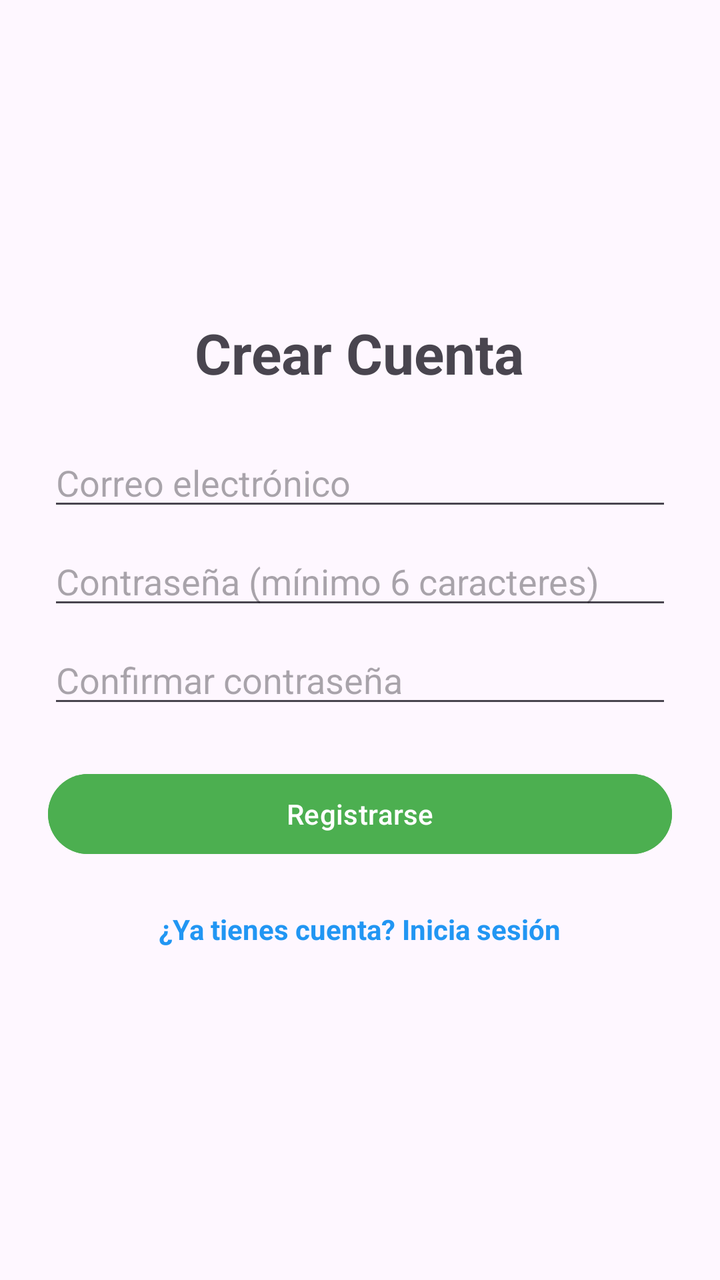
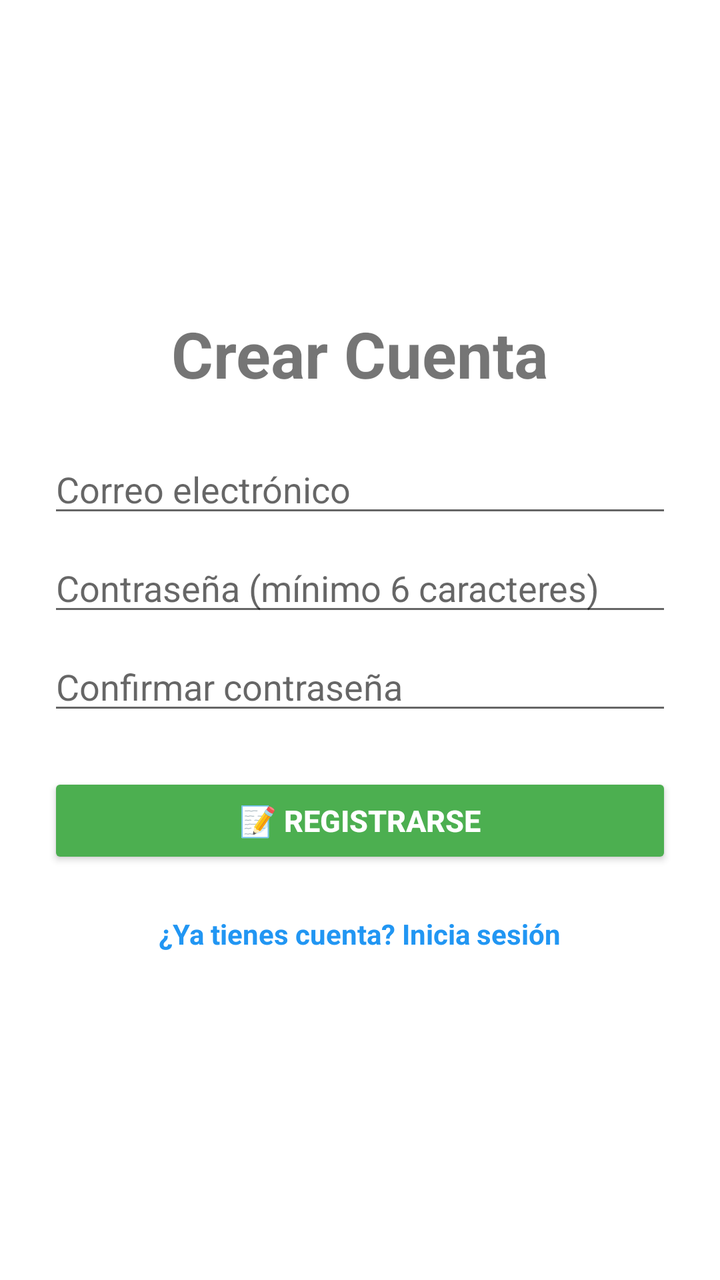

An Android layout rendered at two revisions. The XML below is the earlier revision; the diff shows what the commit changed to produce the second picture.
<!-- AndroidManifest.xml: application theme Theme.MyWallet -->
<!-- res/layout/activity_registro.xml -->
<?xml version="1.0" encoding="utf-8"?>
<LinearLayout xmlns:android="http://schemas.android.com/apk/res/android"
    xmlns:tools="http://schemas.android.com/tools"
    android:layout_width="match_parent"
    android:layout_height="match_parent"
    android:fitsSystemWindows="true"
    android:gravity="center_vertical"
    android:orientation="vertical"
    android:padding="24dp"
    tools:context=".ui.RegistroActivity">

    <TextView
        android:layout_width="wrap_content"
        android:layout_height="wrap_content"
        android:text="Crear Cuenta"
        android:textSize="28sp"
        android:textStyle="bold"
        android:layout_gravity="center_horizontal"
        android:layout_marginBottom="24dp"/>

    <EditText
        android:id="@+id/etEmail"
        android:layout_width="match_parent"
        android:layout_height="wrap_content"
        android:hint="Correo electrónico"
        android:inputType="textEmailAddress"
        android:layout_marginBottom="8dp"/>

    <EditText
        android:id="@+id/etPassword"
        android:layout_width="match_parent"
        android:layout_height="wrap_content"
        android:hint="Contraseña (mínimo 6 caracteres)"
        android:inputType="textPassword"
        android:layout_marginBottom="8dp"/>

    <EditText
        android:id="@+id/etConfirmarPassword"
        android:layout_width="match_parent"
        android:layout_height="wrap_content"
        android:hint="Confirmar contraseña"
        android:inputType="textPassword"
        android:layout_marginBottom="24dp"/>

    <Button
        android:id="@+id/btnRegistrar"
        android:layout_width="match_parent"
        android:layout_height="wrap_content"
        android:text="Registrarse"
        android:backgroundTint="#4CAF50"/>

    <TextView
        android:id="@+id/tvIrLogin"
        android:layout_width="wrap_content"
        android:layout_height="wrap_content"
        android:layout_gravity="center_horizontal"
        android:layout_marginTop="16dp"
        android:padding="8dp"
        android:text="¿Ya tienes cuenta? Inicia sesión"
        android:textColor="#2196F3"
        android:textStyle="bold"/>

</LinearLayout>
<!-- resources referenced by this layout -->
<resources>
  <style name="Theme.MyWallet" parent="Base.Theme.MyWallet" />
  <style name="Base.Theme.MyWallet" parent="Theme.Material3.DayNight.NoActionBar">
          
          
      </style>
</resources>

<!-- the commit's change to res/layout/activity_registro.xml (unified diff, before → after) -->
@@ -1,63 +1,80 @@
 <?xml version="1.0" encoding="utf-8"?>
 <LinearLayout xmlns:android="http://schemas.android.com/apk/res/android"
+    xmlns:app="http://schemas.android.com/apk/res-auto"
     xmlns:tools="http://schemas.android.com/tools"
     android:layout_width="match_parent"
     android:layout_height="match_parent"
+    android:orientation="vertical"
     android:fitsSystemWindows="true"
-    android:gravity="center_vertical"
-    android:orientation="vertical"
-    android:padding="24dp"
     tools:context=".ui.RegistroActivity">
 
-    <TextView
-        android:layout_width="wrap_content"
-        android:layout_height="wrap_content"
-        android:text="Crear Cuenta"
-        android:textSize="28sp"
-        android:textStyle="bold"
-        android:layout_gravity="center_horizontal"
-        android:layout_marginBottom="24dp"/>
+    
 
-    <EditText
-        android:id="@+id/etEmail"
+    <LinearLayout
         android:layout_width="match_parent"
-        android:layout_height="wrap_content"
-        android:hint="Correo electrónico"
-        android:inputType="textEmailAddress"
-        android:layout_marginBottom="8dp"/>
+        android:layout_height="match_parent"
+        android:orientation="vertical"
+        android:gravity="center"
+        android:padding="24dp">
 
-    <EditText
-        android:id="@+id/etPassword"
-        android:layout_width="match_parent"
-        android:layout_height="wrap_content"
-        android:hint="Contraseña (mínimo 6 caracteres)"
-        android:inputType="textPassword"
-        android:layout_marginBottom="8dp"/>
+        
+        <TextView
+            android:layout_width="wrap_content"
+            android:layout_height="wrap_content"
+            android:text="@string/titulo_registro"
+            android:textSize="@dimen/texto_titulo"
+            android:textStyle="bold"
+            android:layout_marginBottom="24dp"/>
 
-    <EditText
-        android:id="@+id/etConfirmarPassword"
-        android:layout_width="match_parent"
-        android:layout_height="wrap_content"
-        android:hint="Confirmar contraseña"
-        android:inputType="textPassword"
-        android:layout_marginBottom="24dp"/>
+        
+        <EditText
+            android:id="@+id/etEmail"
+            android:layout_width="match_parent"
+            android:layout_height="wrap_content"
+            android:hint="@string/hint_email"
+            android:inputType="textEmailAddress"
+            android:layout_marginBottom="8dp"/>
 
-    <Button
-        android:id="@+id/btnRegistrar"
-        android:layout_width="match_parent"
-        android:layout_height="wrap_content"
-        android:text="Registrarse"
-        android:backgroundTint="#4CAF50"/>
+        
+        <EditText
+            android:id="@+id/etPassword"
+            android:layout_width="match_parent"
+            android:layout_height="wrap_content"
+            android:hint="@string/hint_password_registro"
+            android:inputType="textPassword"
+            android:layout_marginBottom="8dp"/>
 
-    <TextView
-        android:id="@+id/tvIrLogin"
-        android:layout_width="wrap_content"
-        android:layout_height="wrap_content"
-        android:layout_gravity="center_horizontal"
-        android:layout_marginTop="16dp"
-        android:padding="8dp"
-        android:text="¿Ya tienes cuenta? Inicia sesión"
-        android:textColor="#2196F3"
-        android:textStyle="bold"/>
+        
+        <EditText
+            android:id="@+id/etConfirmarPassword"
+            android:layout_width="match_parent"
+            android:layout_height="wrap_content"
+            android:hint="@string/hint_confirmar_password"
+            android:inputType="textPassword"
+            android:layout_marginBottom="24dp"/>
+
+        
+        <androidx.appcompat.widget.AppCompatButton
+            android:id="@+id/btnRegistrar"
+            android:layout_width="match_parent"
+            android:layout_height="wrap_content"
+            android:text="@string/btn_registrar"
+            android:textSize="@dimen/texto_boton"
+            android:textStyle="bold"
+            android:layout_marginBottom="@dimen/margen"
+            android:textColor="@color/white"
+            android:backgroundTint="@color/verde"/>
+
+        
+        <TextView
+            android:id="@+id/tvIrLogin"
+            android:layout_width="wrap_content"
+            android:layout_height="wrap_content"
+            android:padding="8dp"
+            android:text="@string/ir_login"
+            android:textColor="@color/azul"
+            android:textStyle="bold"/>
+
+    </LinearLayout>
 
 </LinearLayout>
<!-- resource entries referenced after the edit -->
@@ -1,9 +1,34 @@
 <!-- resources referenced by this layout -->
 <resources>
-  <style name="Theme.MyWallet" parent="Base.Theme.MyWallet" />
-  <style name="Base.Theme.MyWallet" parent="Theme.Material3.DayNight.NoActionBar">
+  <color name="azul">#FF2196F3</color>
+  <color name="verde">#FF4CAF50</color>
+  <color name="white">#FFFFFFFF</color>
+  <dimen name="margen">15dp</dimen>
+  <dimen name="texto_boton">15sp</dimen>
+  <dimen name="texto_titulo">32sp</dimen>
+  <string name="btn_registrar">📝 Registrarse</string>
+  <string name="hint_confirmar_password">Confirmar contraseña</string>
+  <string name="hint_email">Correo electrónico</string>
+  <string name="hint_password_registro">Contraseña (mínimo 6 caracteres)</string>
+  <string name="ir_login">¿Ya tienes cuenta? Inicia sesión</string>
+  <string name="titulo_registro">Crear Cuenta</string>
+  <style name="Theme.MyWallet" parent="Theme.MaterialComponents.DayNight.NoActionBar">
           
+          <item name="colorPrimary">@color/purple_500</item>
+          <item name="colorPrimaryVariant">@color/purple_700</item>
+          <item name="colorOnPrimary">@color/white</item>
+          
+          <item name="colorSecondary">@color/teal_200</item>
+          <item name="colorSecondaryVariant">@color/teal_700</item>
+          <item name="colorOnSecondary">@color/black</item>
+          
+          <item name="android:statusBarColor">?attr/colorPrimaryVariant</item>
           
       </style>
+  <color name="purple_500">#FF6200EE</color>
+  <color name="purple_700">#FF3700B3</color>
+  <color name="teal_200">#FF03DAC5</color>
+  <color name="teal_700">#FF018786</color>
+  <color name="black">#FF000000</color>
 </resources>
 
